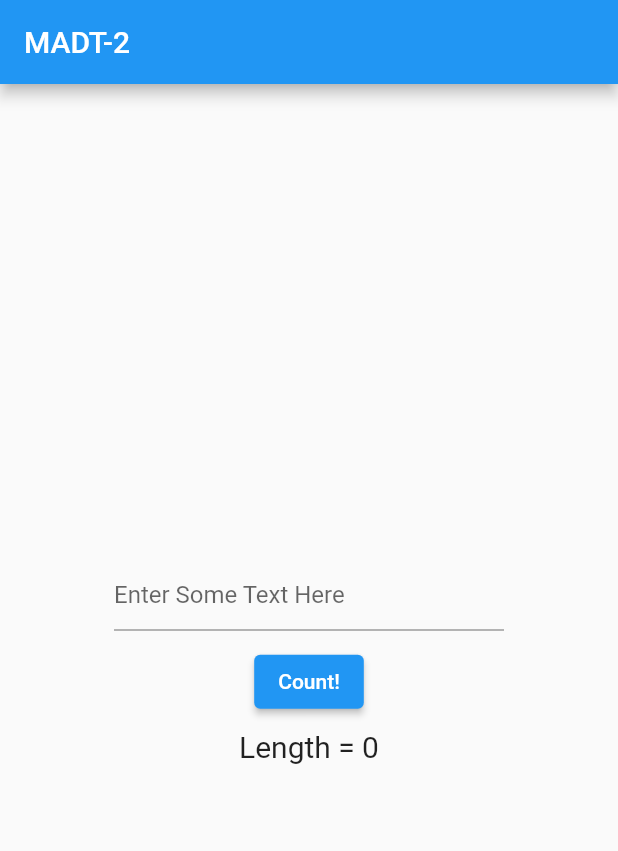
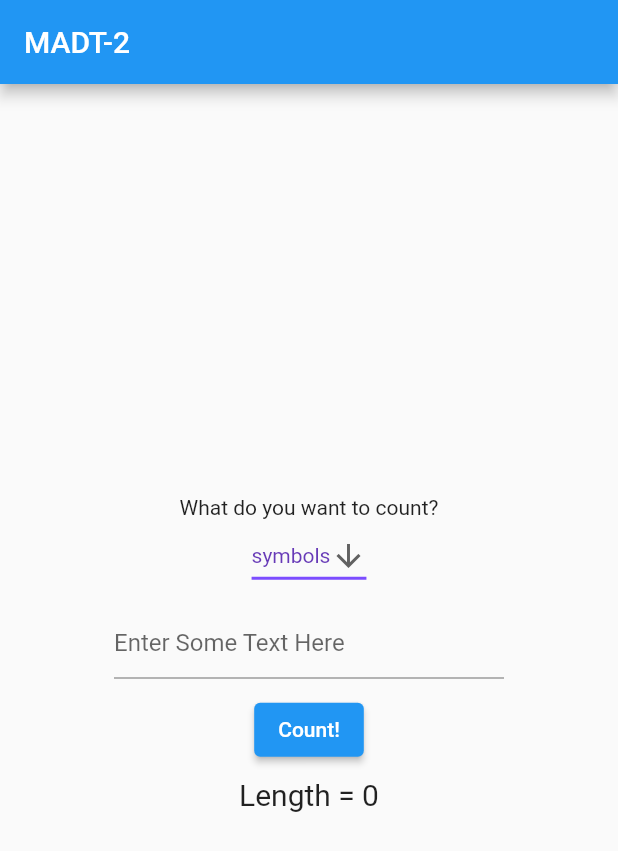
Before and after one commit to Pchelalala/madt_lab2, a Flutter app: the screen it shows after launch, on a phone screen of 412 x 824 dp. Shown: the top 851 px of the screen. Run offline on Flutter 3.47's test engine with Material 2 defaults, Android fonts, the phone set to English and light mode, and no system bars.

Commit message:
implement drop down button

```diff
--- /dev/null
+++ b/lib/drop_down_button.dart
@@ -0,0 +1,40 @@
+import 'package:flutter/material.dart';
+
+const List<String> list = <String>['symbols', 'words'];
+
+class DropdownButtonExample extends StatefulWidget {
+  const DropdownButtonExample({Key? key}) : super(key: key);
+
+  @override
+  State<DropdownButtonExample> createState() => _DropdownButtonExampleState();
+}
+
+class _DropdownButtonExampleState extends State<DropdownButtonExample> {
+  String dropdownValue = list.first;
+
+  @override
+  Widget build(BuildContext context) {
+    return DropdownButton<String>(
+      value: dropdownValue,
+      icon: const Icon(Icons.arrow_downward),
+      elevation: 16,
+      style: const TextStyle(color: Colors.deepPurple),
+      underline: Container(
+        height: 2,
+        color: Colors.deepPurpleAccent,
+      ),
+      onChanged: (String? value) {
+        // This is called when the user selects an item.
+        setState(() {
+          dropdownValue = value!;
+        });
+      },
+      items: list.map<DropdownMenuItem<String>>((String value) {
+        return DropdownMenuItem<String>(
+          value: value,
+          child: Text(value),
+        );
+      }).toList(),
+    );
+  }
+}
--- a/lib/home_page.dart
+++ b/lib/home_page.dart
@@ -1,4 +1,6 @@
 import 'package:flutter/material.dart';
+
+import 'drop_down_button.dart';
 
 class HomePage extends StatefulWidget {
   const HomePage({Key? key}) : super(key: key);
@@ -25,6 +27,8 @@ class _HomePageState extends State<HomePage> {
           child: Column(
             mainAxisAlignment: MainAxisAlignment.center,
             children: <Widget>[
+              const Text('What do you want to count?'),
+              const DropdownButtonExample(),
               Container(
                   width: 280,
                   padding: const EdgeInsets.all(10.0),
```
